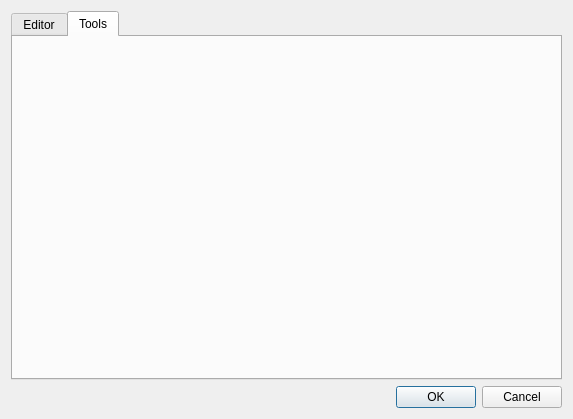
This is configdialog.ui in martinribelotta/embedded-ide as Qt 5 draws it before an edit. The edited form follows.
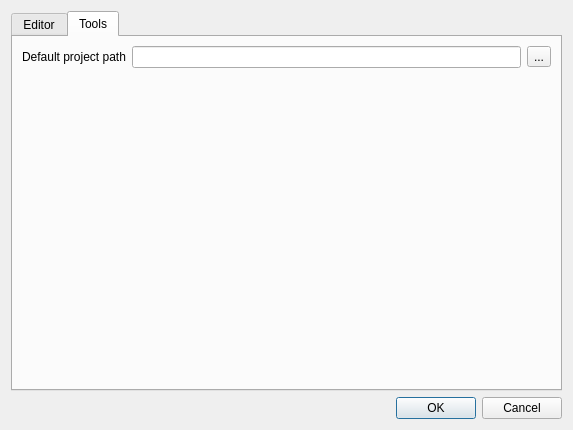
This is the edited form. The open tabs and pages were chosen to show the change.

Commit message: Configurable default project path, minimal visual style arrange

Diff of the .ui file:
```diff
--- a/configdialog.ui
+++ b/configdialog.ui
@@ -7,7 +7,7 @@
     <x>0</x>
     <y>0</y>
     <width>573</width>
-    <height>419</height>
+    <height>430</height>
    </rect>
   </property>
   <property name="windowTitle">
@@ -139,6 +139,38 @@
       <attribute name="title">
        <string>Tools</string>
       </attribute>
+      <layout class="QGridLayout" name="gridLayout_2">
+       <item row="0" column="0">
+        <widget class="QLabel" name="label">
+         <property name="text">
+          <string>Default project path</string>
+         </property>
+        </widget>
+       </item>
+       <item row="0" column="2">
+        <widget class="QToolButton" name="toolButton">
+         <property name="text">
+          <string>...</string>
+         </property>
+        </widget>
+       </item>
+       <item row="0" column="1">
+        <widget class="QLineEdit" name="projectPath"/>
+       </item>
+       <item row="1" column="0" colspan="3">
+        <spacer name="verticalSpacer">
+         <property name="orientation">
+          <enum>Qt::Vertical</enum>
+         </property>
+         <property name="sizeHint" stdset="0">
+          <size>
+           <width>20</width>
+           <height>40</height>
+          </size>
+         </property>
+        </spacer>
+       </item>
+      </layout>
      </widget>
     </widget>
    </item>
```
Left out of the diff: 2 changed lines with no effect on the pictures. The commit also changes 7 other files.
